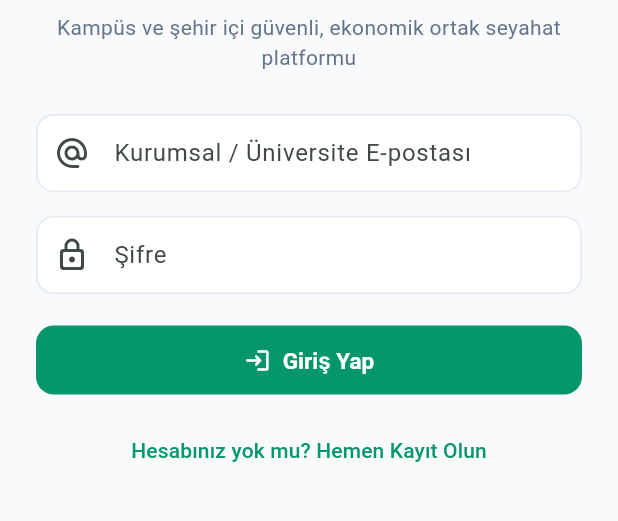
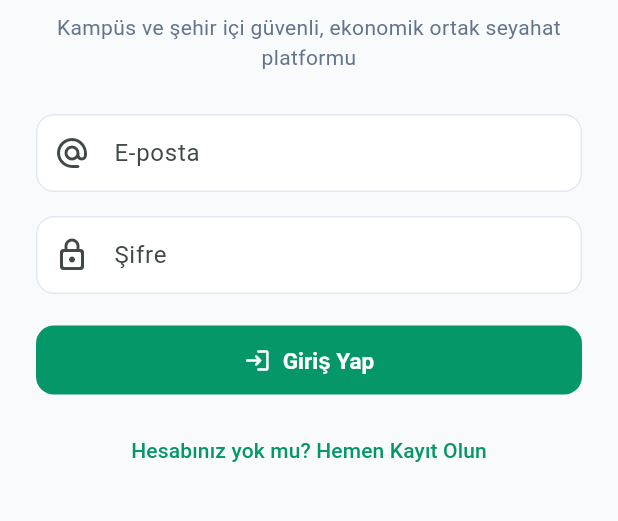
Before and after one commit to eren3421/SoftIto-Mobile-4donem-egitim, a Flutter app: the screen it shows after launch, on a phone screen of 412 x 824 dp, the part 480-1001 px from its top. Run offline on Flutter 3.47's test engine with Material 3 defaults, Android fonts, the phone set to English and light mode, and no system bars; our stand-ins replace cloud_firestore, connectivity_plus, dio, firebase_analytics, firebase_auth, firebase_core and 20 more; missing offline and left inert: dart:html, dart:js, firebase_crashanalytics, firebase_crashlytics.dart, mailer; accounts and stored records are empty.

Commit message:
refactor: görünüm düzenlendi

```diff
--- a/bitirme/paylasimli_yolculuk/lib/features/auth/presentation/screens/login_screen.dart
+++ b/bitirme/paylasimli_yolculuk/lib/features/auth/presentation/screens/login_screen.dart
@@ -87,7 +87,7 @@ class _LoginScreenState extends ConsumerState<LoginScreen> {
                       keyboardType: TextInputType.emailAddress,
                       validator: Validators.validateEmail,
                       decoration: const InputDecoration(
-                        labelText: 'Kurumsal / Üniversite E-postası',
+                        labelText: 'E-posta',
                         prefixIcon: Icon(Icons.alternate_email_rounded),
                       ),
                     ),
--- a/bitirme/paylasimli_yolculuk/lib/features/auth/presentation/screens/register_screen.dart
+++ b/bitirme/paylasimli_yolculuk/lib/features/auth/presentation/screens/register_screen.dart
@@ -88,7 +88,7 @@ class _RegisterScreenState extends ConsumerState<RegisterScreen> {
                       keyboardType: TextInputType.emailAddress,
                       validator: Validators.validateEmail,
                       decoration: const InputDecoration(
-                        labelText: 'Üniversite / Kurumsal E-posta',
+                        labelText: 'E-posta',
                         prefixIcon: Icon(Icons.email_outlined),
                       ),
                     ),
--- a/bitirme/paylasimli_yolculuk/lib/features/chat/presentation/screens/chat_detail_screen.dart
+++ b/bitirme/paylasimli_yolculuk/lib/features/chat/presentation/screens/chat_detail_screen.dart
@@ -348,7 +348,7 @@ class _ChatDetailScreenState extends ConsumerState<ChatDetailScreen> {
             crossAxisAlignment: CrossAxisAlignment.stretch,
             children: [
               Text(
-                'Konum ve Canlı Takip Paylaşımı (FR-06 & FR-07)',
+                'Konum ve Canlı Takip Paylaşımı',
                 style: Theme.of(context)
                     .textTheme
                     .titleMedium
--- a/bitirme/paylasimli_yolculuk/lib/features/chat/presentation/widgets/review_modal_sheet.dart
+++ b/bitirme/paylasimli_yolculuk/lib/features/chat/presentation/widgets/review_modal_sheet.dart
@@ -91,7 +91,7 @@ class _ReviewModalSheetState extends ConsumerState<ReviewModalSheet> {
           ),
           const SizedBox(height: 6),
           Text(
-            'Deneyiminizi 1-5 arası yıldız ve yorumla puanlayın (FR-08)',
+            'Deneyiminizi 1-5 arası yıldız ve yorumla puanlayın',
             style: Theme.of(context).textTheme.bodySmall,
           ),
           const SizedBox(height: 16),
--- a/bitirme/paylasimli_yolculuk/lib/features/profile/presentation/screens/profile_screen.dart
+++ b/bitirme/paylasimli_yolculuk/lib/features/profile/presentation/screens/profile_screen.dart
@@ -463,7 +463,7 @@ class _ProfileScreenState extends ConsumerState<ProfileScreen> {
                     secondary: const Icon(Icons.airplanemode_active_rounded),
                     title: const Text('Çevrimdışı (Uçak Modu) Simülasyonu'),
                     subtitle: const Text(
-                      'Aktif edildiğinde tüm veriler yerel Hive önbelleğinden okunur (FR-09)',
+                      'Aktif edildiğinde tüm veriler yerel Hive önbelleğinden okunur',
                     ),
                     value: isOffline,
                     onChanged: (val) {
--- a/bitirme/paylasimli_yolculuk/lib/features/rides/presentation/screens/ride_detail_screen.dart
+++ b/bitirme/paylasimli_yolculuk/lib/features/rides/presentation/screens/ride_detail_screen.dart
@@ -608,7 +608,7 @@ class _RideDetailScreenState extends ConsumerState<RideDetailScreen> {
                       crossAxisAlignment: CrossAxisAlignment.stretch,
                       children: [
                         Text(
-                          'Koltuk Rezervasyon Talebi (FR-05)',
+                          'Koltuk Rezervasyon Talebi',
                           style: Theme.of(context)
                               .textTheme
                               .titleMedium
@@ -733,7 +733,7 @@ class _RideDetailScreenState extends ConsumerState<RideDetailScreen> {
                       crossAxisAlignment: CrossAxisAlignment.stretch,
                       children: [
                         Text(
-                          'Sürücü Yolculuk Durum Yönetimi (FR-07)',
+                          'Sürücü Yolculuk Durum Yönetimi',
                           style: Theme.of(context)
                               .textTheme
                               .titleMedium
```
Also changed, not shown: bitirme/paylasimli_yolculuk/flutter_01.png (added).
